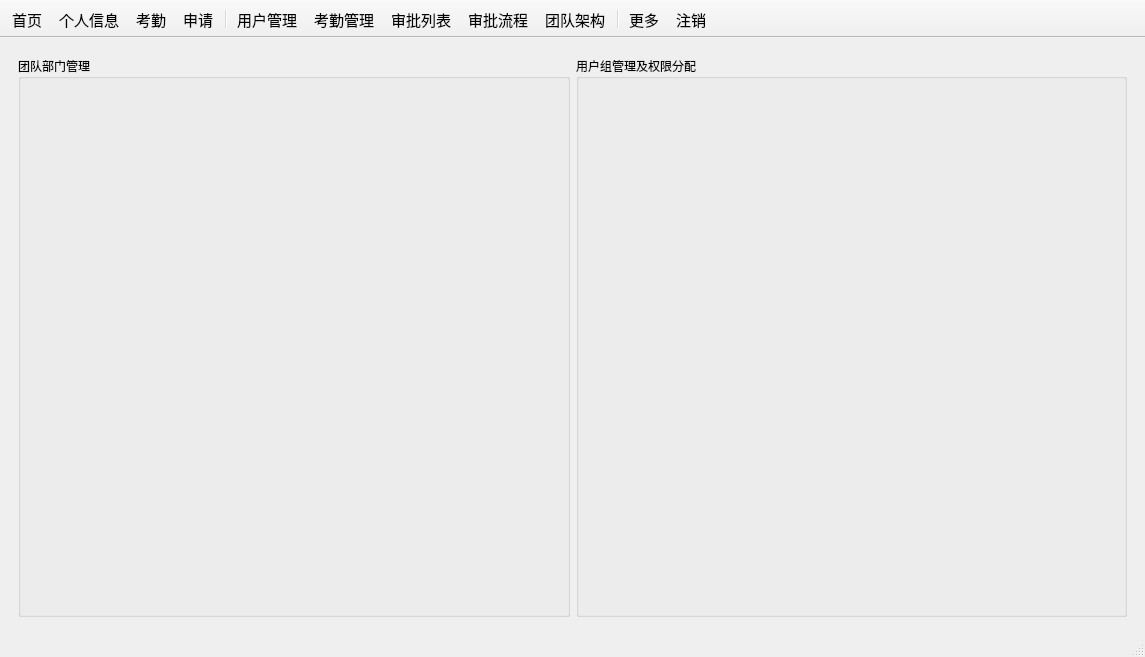
The window that mainwindow.ui (csthenry/weplanet-desktop) describes before a commit, drawn with Qt 5.
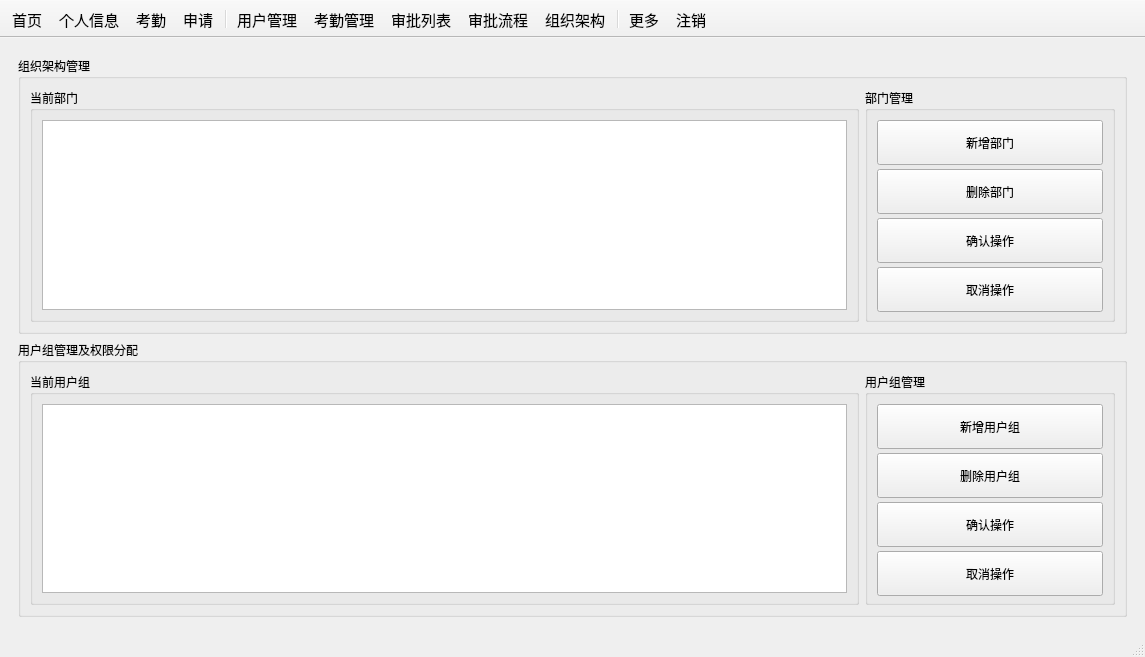
The same window after the commit. The open tabs and pages were chosen to show the change. Icons and pictures are not drawn.

Commit message: 完成部分组织架构页面通信。

```diff
--- a/mainwindow.ui
+++ b/mainwindow.ui
@@ -670,19 +670,181 @@
        </layout>
       </widget>
       <widget class="QWidget" name="page_Group">
-       <layout class="QGridLayout" name="gridLayout_6">
+       <layout class="QGridLayout" name="gridLayout_26">
         <item row="0" column="0">
          <widget class="QGroupBox" name="groupBox_18">
           <property name="title">
-           <string>团队部门管理</string>
+           <string>组织架构管理</string>
           </property>
+          <layout class="QGridLayout" name="gridLayout_25">
+           <item row="0" column="0">
+            <widget class="QGroupBox" name="groupBox_24">
+             <property name="title">
+              <string>当前部门</string>
+             </property>
+             <layout class="QGridLayout" name="gridLayout_21">
+              <item row="0" column="0">
+               <widget class="QTableView" name="tableView_department"/>
+              </item>
+             </layout>
+            </widget>
+           </item>
+           <item row="0" column="1">
+            <widget class="QGroupBox" name="groupBox_25">
+             <property name="minimumSize">
+              <size>
+               <width>250</width>
+               <height>0</height>
+              </size>
+             </property>
+             <property name="title">
+              <string>部门管理</string>
+             </property>
+             <layout class="QGridLayout" name="gridLayout_6">
+              <item row="2" column="1">
+               <widget class="QPushButton" name="btn_editDpt_check">
+                <property name="minimumSize">
+                 <size>
+                  <width>0</width>
+                  <height>45</height>
+                 </size>
+                </property>
+                <property name="text">
+                 <string>确认操作</string>
+                </property>
+               </widget>
+              </item>
+              <item row="1" column="1">
+               <widget class="QPushButton" name="btn_delDpt">
+                <property name="minimumSize">
+                 <size>
+                  <width>0</width>
+                  <height>45</height>
+                 </size>
+                </property>
+                <property name="text">
+                 <string>删除部门</string>
+                </property>
+               </widget>
+              </item>
+              <item row="0" column="1">
+               <widget class="QPushButton" name="btn_addDpt">
+                <property name="minimumSize">
+                 <size>
+                  <width>0</width>
+                  <height>45</height>
+                 </size>
+                </property>
+                <property name="text">
+                 <string>新增部门</string>
+                </property>
+               </widget>
+              </item>
+              <item row="3" column="1">
+               <widget class="QPushButton" name="btn_editDpt_cancel">
+                <property name="minimumSize">
+                 <size>
+                  <width>0</width>
+                  <height>45</height>
+                 </size>
+                </property>
+                <property name="text">
+                 <string>取消操作</string>
+                </property>
+               </widget>
+              </item>
+             </layout>
+            </widget>
+           </item>
+          </layout>
          </widget>
         </item>
-        <item row="0" column="1">
+        <item row="1" column="0">
          <widget class="QGroupBox" name="groupBox_19">
           <property name="title">
            <string>用户组管理及权限分配</string>
           </property>
+          <layout class="QGridLayout" name="gridLayout_24">
+           <item row="0" column="0">
+            <widget class="QGroupBox" name="groupBox_23">
+             <property name="title">
+              <string>当前用户组</string>
+             </property>
+             <layout class="QGridLayout" name="gridLayout_22">
+              <item row="0" column="0">
+               <widget class="QTableView" name="tableView_group"/>
+              </item>
+             </layout>
+            </widget>
+           </item>
+           <item row="0" column="1">
+            <widget class="QGroupBox" name="groupBox_26">
+             <property name="minimumSize">
+              <size>
+               <width>250</width>
+               <height>0</height>
+              </size>
+             </property>
+             <property name="title">
+              <string>用户组管理</string>
+             </property>
+             <layout class="QGridLayout" name="gridLayout_23">
+              <item row="1" column="0">
+               <widget class="QPushButton" name="btn_delGroup">
+                <property name="minimumSize">
+                 <size>
+                  <width>0</width>
+                  <height>45</height>
+                 </size>
+                </property>
+                <property name="text">
+                 <string>删除用户组</string>
+                </property>
+               </widget>
+              </item>
+              <item row="0" column="0">
+               <widget class="QPushButton" name="btn_addGroup">
+                <property name="minimumSize">
+                 <size>
+                  <width>0</width>
+                  <height>45</height>
+                 </size>
+                </property>
+                <property name="text">
+                 <string>新增用户组</string>
+                </property>
+               </widget>
+              </item>
+              <item row="3" column="0">
+               <widget class="QPushButton" name="btn_editGroup_cancel">
+                <property name="minimumSize">
+                 <size>
+                  <width>0</width>
+                  <height>45</height>
+                 </size>
+                </property>
+                <property name="text">
+                 <string>取消操作</string>
+                </property>
+               </widget>
+              </item>
+              <item row="2" column="0">
+               <widget class="QPushButton" name="btn_editGroup_check">
+                <property name="minimumSize">
+                 <size>
+                  <width>0</width>
+                  <height>45</height>
+                 </size>
+                </property>
+                <property name="text">
+                 <string>确认操作</string>
+                </property>
+               </widget>
+              </item>
+             </layout>
+            </widget>
+           </item>
+          </layout>
          </widget>
         </item>
        </layout>
@@ -838,7 +1000,7 @@
      <normaloff>:/images/color_icon/color-web.svg</normaloff>:/images/color_icon/color-web.svg</iconset>
    </property>
    <property name="text">
-    <string>团队架构</string>
+    <string>组织架构</string>
    </property>
    <property name="toolTip">
     <string>团队架构</string>
```
Left out of the diff: 4 changed lines with no effect on the pictures. The commit also changes 3 other files.
